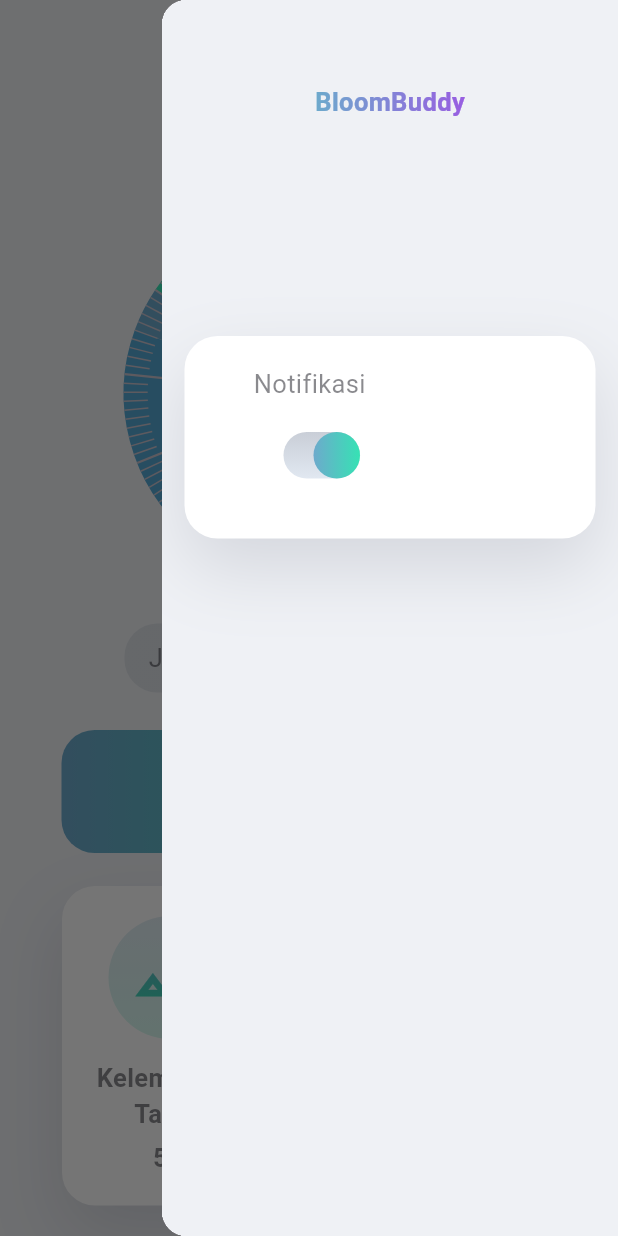
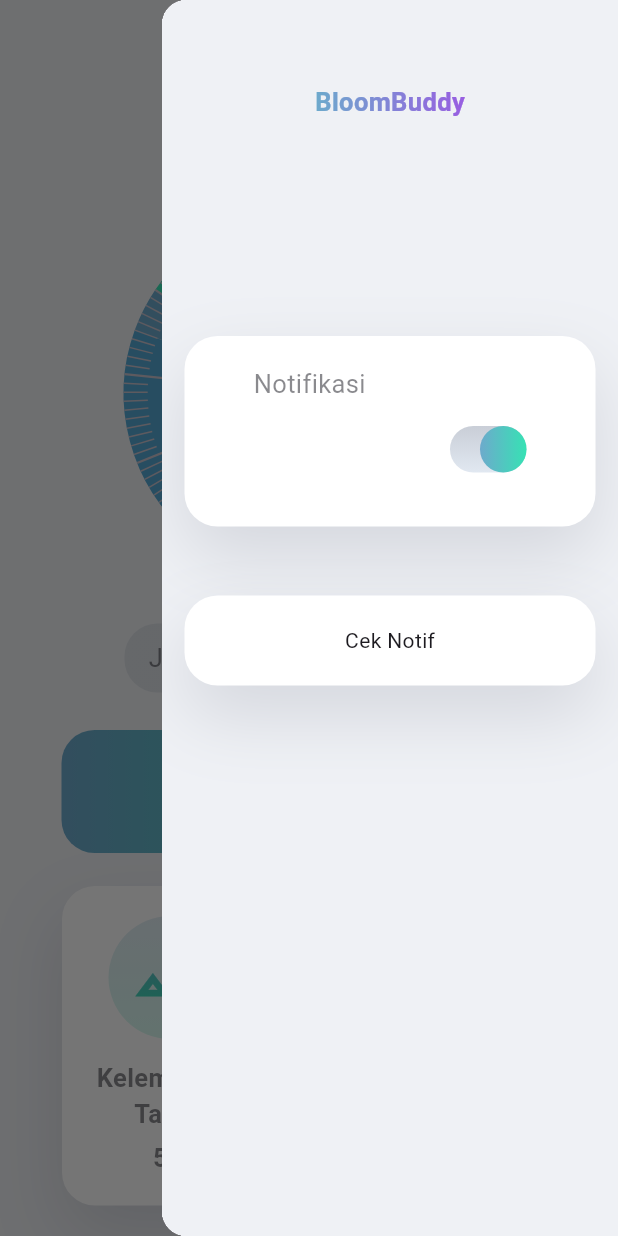
Before and after one commit to AzzaWafiqurrohmah/smart_plant_communicator, a Flutter app: the screen it shows after launch, in the side drawer, after a tap on the "settings" icon, on a phone screen of 412 x 824 dp. Run offline on Flutter 3.47's test engine with Material 3 defaults, Android fonts, the light colour scheme and no system bars; drawn by our look-alikes of simple_gradient_text, syncfusion_flutter_gauges; our stand-ins replace firebase_core, flutter_local_notifications, get; missing offline and left inert: bottom_sheet; accounts and stored records are empty; Roboto replaces fonts that are missing (Poppins, poppins).

Commit message:
feat: add notification

```diff
--- a/lib/data/dummy.dart
+++ b/lib/data/dummy.dart
@@ -10,3 +10,8 @@
   ChoiceItem(name: 'Rosemary', isChoice: false),
   ChoiceItem(name: 'Blueberry Ponakan', isChoice: false),
 ];
+
+Map<String, dynamic> infoBloom = {
+  'status': 0, //0 perlu disiram //1 perlu diberi cahaya
+  'name': 'MyJasmine',
+};
--- a/lib/page/home_page.dart
+++ b/lib/page/home_page.dart
@@ -1,5 +1,6 @@
 import 'package:bottom_sheet/bottom_sheet.dart';
 import 'package:flutter/material.dart';
+import 'package:flutter_local_notifications/flutter_local_notifications.dart';
 import 'package:simple_gradient_text/simple_gradient_text.dart';
 import 'package:smart_plant_communicator/data/dummy.dart';
 import 'package:smart_plant_communicator/shared/theme.dart';
@@ -13,10 +14,73 @@
 }
 
 class _HomePageState extends State<HomePage> {
+  FlutterLocalNotificationsPlugin flutterLocalNotificationsPlugin =
+      FlutterLocalNotificationsPlugin();
+
   bool isOn = true;
   bool isAnimating = false;
   String inputTextToken = '';
   String inputTextName = '';
+
+  @override
+  void initState() {
+    // TODO: implement initState
+    super.initState();
+    _initializeNotifications();
+  }
+
+  bool notificationShown = false;
+  void _refreshData() {
+    setState(() {
+      // trashBin = getTrashBinData();
+      notificationShown = false;
+      checkTrashStatusAndNotify(infoBloom);
+    });
+  }
+
+  void _initializeNotifications() async {
+    var initializationSettingsAndroid =
+        AndroidInitializationSettings('@mipmap/ic_launcher');
+    var initializationSettings =
+        InitializationSettings(android: initializationSettingsAndroid);
+
+    await flutterLocalNotificationsPlugin.initialize(initializationSettings);
+  }
+
+  void _showNotification(String title, String message) async {
+    var androidDetails = AndroidNotificationDetails(
+      'channel_id',
+      'channel_name',
+      importance: Importance.high,
+      priority: Priority.high,
+    );
+
+    var notificationDetails = NotificationDetails(android: androidDetails);
+
+    await flutterLocalNotificationsPlugin.show(
+      0,
+      title,
+      message,
+      notificationDetails,
+    );
+  }
+
+  void checkTrashStatusAndNotify(Map<String, dynamic> infoBloom) {
+    if (infoBloom['status'] == 0 && !notificationShown) {
+      _showNotification(
+        infoBloom['name'],
+        'Perlu Disiram Air',
+      );
+      notificationShown = true;
+    } else if (infoBloom['status'] == 1 && !notificationShown) {
+      _showNotification(
+        infoBloom['name'],
+        'Perlu Diberi Cahaya',
+      );
+      notificationShown = true;
+    }
+  }
+
   @override
   Widget build(BuildContext context) {
     bool isWebFullView = MediaQuery.of(context).size.width > 600;
@@ -61,7 +125,9 @@
                             fontFamily: "poppins",
                             color: darkGreyColor.withOpacity(0.6)),
                       ),
-                      GestureDetector(
+                      Align(
+                        alignment: Alignment.centerRight,
+                        child: GestureDetector(
                           onTap: () {
                             if (!isAnimating) {
                               setState(() {
@@ -79,7 +145,7 @@
                           child: Container(
                             height: 31,
                             width: 51,
-                          margin: EdgeInsets.all(20),
+                            margin: EdgeInsets.symmetric(vertical: 16),
                             decoration: BoxDecoration(
                               gradient: LinearGradient(
                                 begin: Alignment.topCenter,
@@ -122,10 +188,36 @@
                               ],
                             ),
                           ),
+                        ),
                       )
                     ],
                   ),
-                )
+                ),
+                GestureDetector(
+                  onTap: () {
+                    _refreshData();
+                  },
+                  child: Container(
+                    width: double.infinity,
+                    margin: EdgeInsets.symmetric(horizontal: 15, vertical: 46),
+                    padding: EdgeInsets.symmetric(vertical: 20, horizontal: 46),
+                    decoration: BoxDecoration(
+                      color: Colors.white,
+                      borderRadius: BorderRadius.circular(22),
+                      boxShadow: [
+                        BoxShadow(
+                          color: Color(0x263B4056),
+                          offset: Offset(0, 20),
+                          blurRadius: 40,
+                          spreadRadius: 0,
+                        ),
+                      ],
+                    ),
+                    child: Center(
+                      child: Text('Cek Notif'),
+                    ),
+                  ),
+                ),
               ],
             ),
           ),
@@ -420,7 +512,11 @@
                         width: 18,
                       ),
                       Text(
-                        'Perlu Disiram',
+                        infoBloom['status'] == 0
+                            ? 'Perlu Disiram Air'
+                            : infoBloom['status'] == 1
+                                ? 'Perlu Diberi Cahaya'
+                                : 'Tanamanmu Sehat',
                         style: TextStyle(
                           fontWeight: semiBold,
                           color: darkGreyColor.withOpacity(0.6),
--- a/pubspec.yaml
+++ b/pubspec.yaml
@@ -40,6 +40,7 @@
   simple_gradient_text: ^1.3.0
   syncfusion_flutter_gauges: ^27.2.4
   bottom_sheet: ^4.0.4
+  flutter_local_notifications: ^18.0.1
 
 dev_dependencies:
   flutter_test:
```
Also changed, not shown: pubspec.lock, 2 other files. Lines whose indentation alone changed are shown as unchanged.
